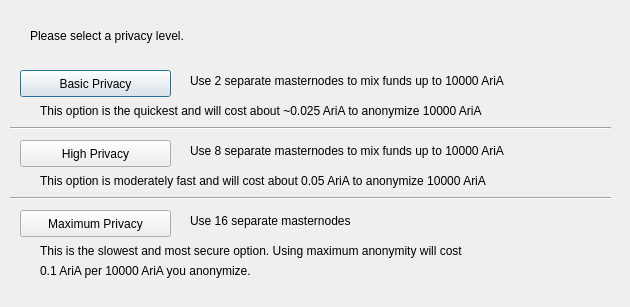
Qt form src/qt/forms/obfuscationconfig.ui (nuronetech/Main) before a commit.
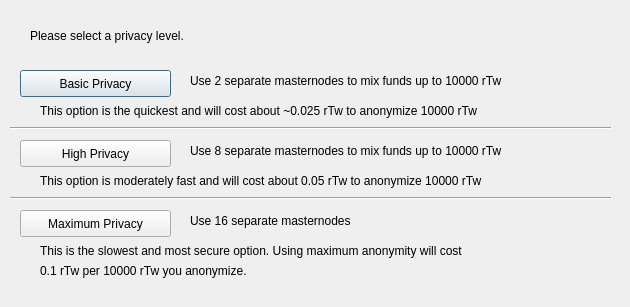
The same form after that commit.

What changed in the file:
```diff
--- a/src/qt/forms/obfuscationconfig.ui
+++ b/src/qt/forms/obfuscationconfig.ui
@@ -75,7 +75,7 @@
     </rect>
    </property>
    <property name="text">
-    <string>Use 2 separate masternodes to mix funds up to 10000 AriA</string>
+    <string>Use 2 separate masternodes to mix funds up to 10000 rTw</string>
    </property>
   </widget>
   <widget class="QLabel" name="label_3">
@@ -88,7 +88,7 @@
     </rect>
    </property>
    <property name="text">
-    <string>Use 8 separate masternodes to mix funds up to 10000 AriA</string>
+    <string>Use 8 separate masternodes to mix funds up to 10000 rTw</string>
    </property>
   </widget>
   <widget class="QLabel" name="label_4">
@@ -114,7 +114,7 @@
     </rect>
    </property>
    <property name="text">
-    <string>This option is the quickest and will cost about ~0.025 AriA to anonymize 10000 AriA</string>
+    <string>This option is the quickest and will cost about ~0.025 rTw to anonymize 10000 rTw</string>
    </property>
   </widget>
   <widget class="QLabel" name="label_7">
@@ -127,7 +127,7 @@
     </rect>
    </property>
    <property name="text">
-    <string>This option is moderately fast and will cost about 0.05 AriA to anonymize 10000 AriA</string>
+    <string>This option is moderately fast and will cost about 0.05 rTw to anonymize 10000 rTw</string>
    </property>
   </widget>
   <widget class="QLabel" name="label_8">
@@ -153,7 +153,7 @@
     </rect>
    </property>
    <property name="text">
-    <string>0.1 AriA per 10000 AriA you anonymize.</string>
+    <string>0.1 rTw per 10000 rTw you anonymize.</string>
    </property>
   </widget>
   <widget class="Line" name="line">
```
